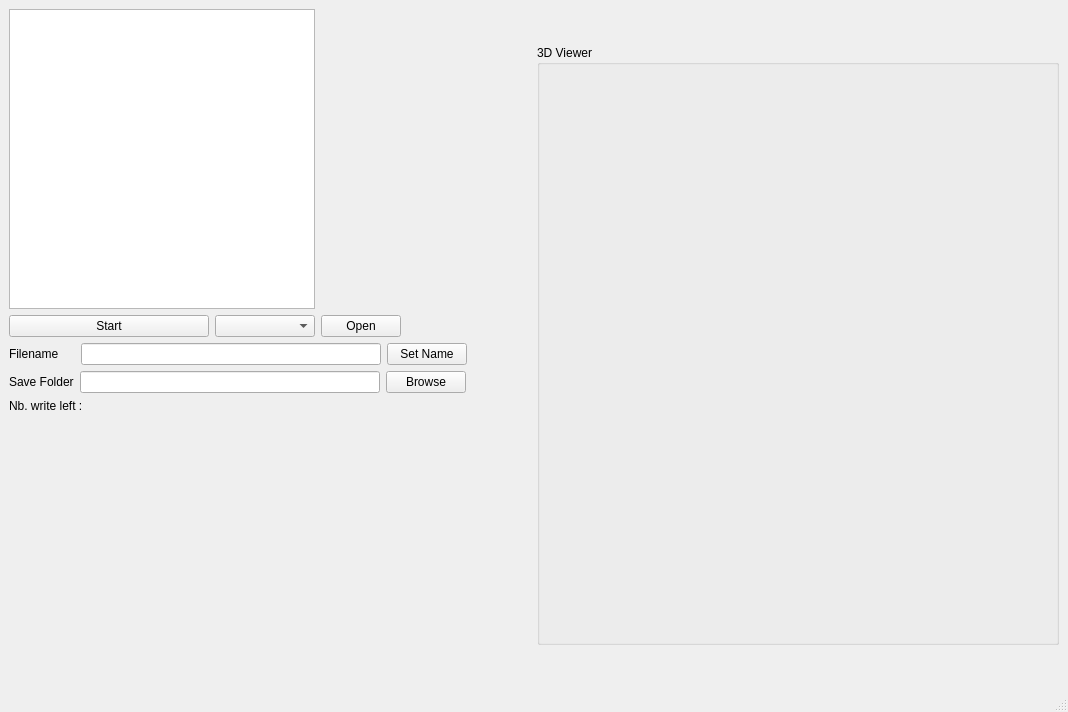
First picture: the form in Python/ApplicationWindow.ui, repository thechosenone98/STM32-AI, before the edit.
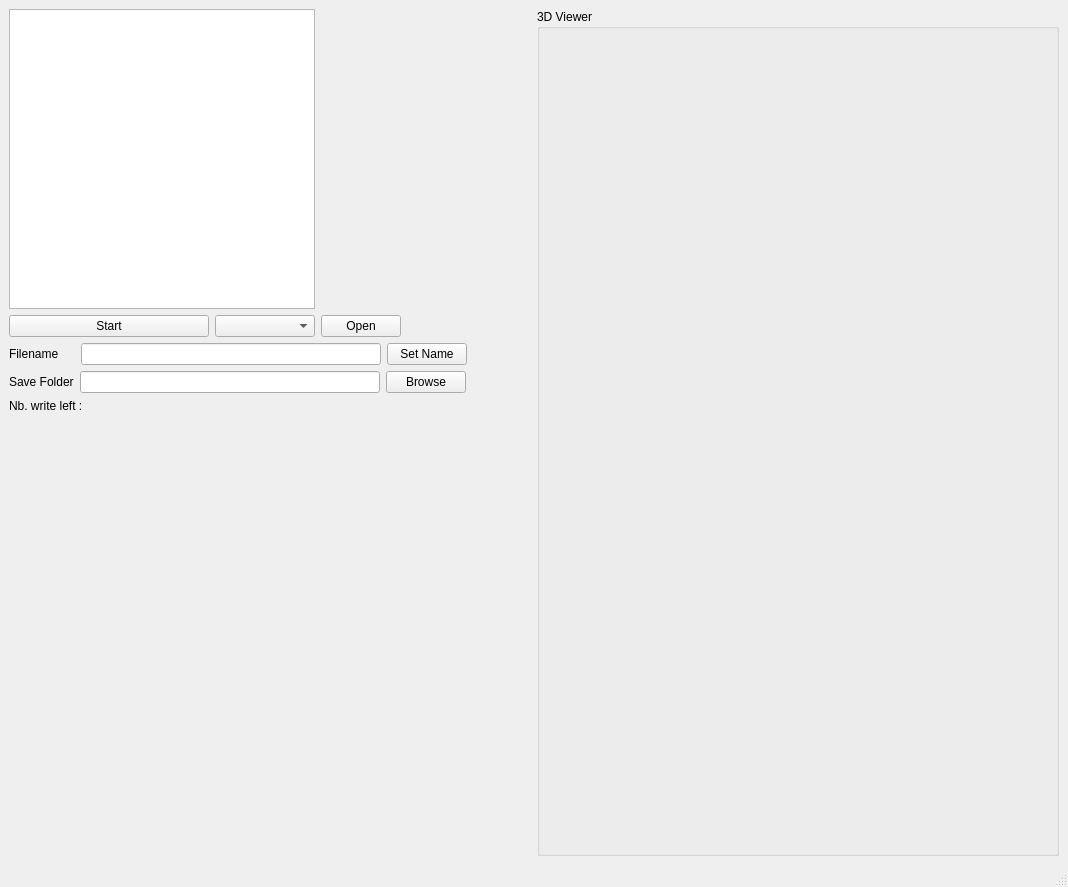
Second picture: the form after the edit.

What changed in the file:
```diff
--- a/Python/ApplicationWindow.ui
+++ b/Python/ApplicationWindow.ui
@@ -7,7 +7,7 @@
     <x>0</x>
     <y>0</y>
     <width>1068</width>
-    <height>712</height>
+    <height>887</height>
    </rect>
   </property>
   <property name="windowTitle">
@@ -28,7 +28,7 @@
         <property name="maximumSize">
          <size>
           <width>600</width>
-          <height>600</height>
+          <height>1000</height>
          </size>
         </property>
         <property name="title">
```
